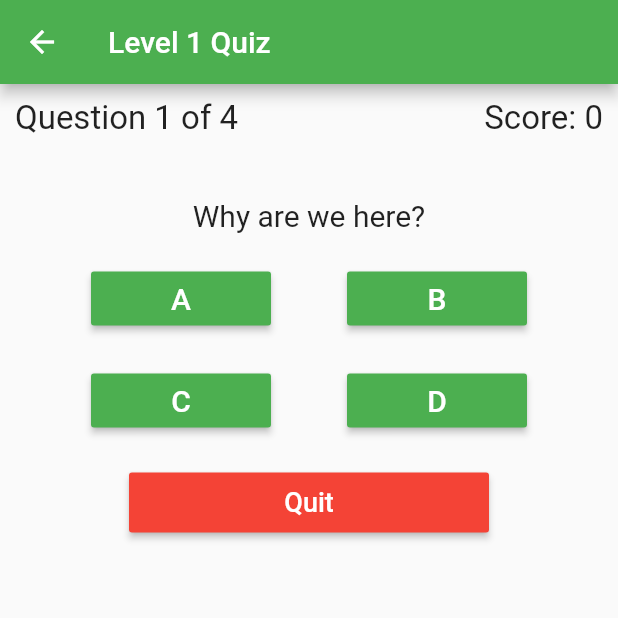
After one commit to JTokos/Bamboo, a Flutter app: the Quiz1 screen opened directly, on a phone screen of 412 x 824 dp, the top half of it. The commit adds this screen. Run offline on Flutter 3.47's test engine with Material 2 defaults, Android fonts, the phone set to English and light mode, and no system bars.

Commit message:
Quiz portion done

```diff
--- a/lib/main.dart
+++ b/lib/main.dart
@@ -1,4 +1,5 @@
 import 'package:flutter/material.dart';
+import 'questionPage.dart';
 import 'readingPage.dart';
 import 'Constants.dart';
 import 'dart:math';
--- /dev/null
+++ b/lib/questionPage.dart
@@ -0,0 +1,244 @@
+import 'package:flutter/foundation.dart';
+import 'package:flutter/material.dart';
+
+class ReadingQuiz {
+  var questions = [
+    "Why are we here?",
+    "Just to suffer?",
+    "Question 3",
+    "Question 4",
+  ];
+
+  var choices = [
+    ["A", "B", "C", "D"],
+    ["Hop", "Step", "Jump", "Duck"],
+    ["Fire", "Earth", "Water", "Air"],
+    ["Help", "Me", "Finish", "This"],
+  ];
+
+  var correctAnswers = ["A", "Step", "Water", "Me"];
+}
+
+var finalScore = 0;
+var questionNumber = 0;
+var quiz = new ReadingQuiz();
+
+class Quiz1 extends StatefulWidget {
+  @override
+  State<StatefulWidget> createState() {
+    return new Quiz1State();
+  }
+}
+
+class Quiz1State extends State<Quiz1> {
+  @override
+  Widget build(BuildContext context) {
+    return new WillPopScope(
+        onWillPop: () async => false,
+        child: Scaffold(
+            appBar: AppBar(
+              title: Text('Level 1 Quiz'),
+            ),
+            body: new Container(
+                margin: const EdgeInsets.all(10.0),
+                alignment: Alignment.topCenter,
+                child: new Column(
+                  children: <Widget>[
+                    new Container(
+                      alignment: Alignment.centerRight,
+                      child: new Row(
+                        mainAxisAlignment: MainAxisAlignment.spaceBetween,
+                        children: <Widget>[
+                          new Text(
+                            "Question ${questionNumber + 1} of ${quiz.questions.length}",
+                            style: new TextStyle(fontSize: 22.0),
+                          ),
+                          new Text(
+                            "Score: $finalScore",
+                            style: new TextStyle(fontSize: 22.0),
+                          ),
+                        ],
+                      ),
+                    ),
+                    new Padding(padding: EdgeInsets.all(20.0)),
+                    new Text(
+                      quiz.questions[questionNumber],
+                      style: new TextStyle(
+                        fontSize: 20.0,
+                      ),
+                    ),
+                    new Padding(padding: EdgeInsets.all(10.0)),
+                    new Row(
+                      mainAxisAlignment: MainAxisAlignment.spaceEvenly,
+                      children: <Widget>[
+                        //button1
+                        new MaterialButton(
+                          minWidth: 120.0,
+                          color: Colors.green,
+                          onPressed: () {
+                            if (quiz.choices[questionNumber][0] ==
+                                quiz.correctAnswers[questionNumber]) {
+                              debugPrint("Correct");
+                              finalScore++;
+                            } else {
+                              debugPrint("Incorrect");
+                            }
+                            updateQuestion();
+                          },
+                          child: new Text(
+                            quiz.choices[questionNumber][0],
+                            style: new TextStyle(
+                                fontSize: 20.0, color: Colors.white),
+                          ),
+                        ),
+
+                        //button2
+                        new MaterialButton(
+                          minWidth: 120.0,
+                          color: Colors.green,
+                          onPressed: () {
+                            if (quiz.choices[questionNumber][1] ==
+                                quiz.correctAnswers[questionNumber]) {
+                              debugPrint("Correct");
+                              finalScore++;
+                            } else {
+                              debugPrint("Incorrect");
+                            }
+                            updateQuestion();
+                          },
+                          child: new Text(
+                            quiz.choices[questionNumber][1],
+                            style: new TextStyle(
+                                fontSize: 20.0, color: Colors.white),
+                          ),
+                        )
+                      ],
+                    ),
+                    new Padding(padding: EdgeInsets.all(10.0)),
+                    new Row(
+                      mainAxisAlignment: MainAxisAlignment.spaceEvenly,
+                      children: <Widget>[
+                        //button3
+                        new MaterialButton(
+                          minWidth: 120.0,
+                          color: Colors.green,
+                          onPressed: () {
+                            if (quiz.choices[questionNumber][2] ==
+                                quiz.correctAnswers[questionNumber]) {
+                              debugPrint("Correct");
+                              finalScore++;
+                            } else {
+                              debugPrint("Incorrect");
+                            }
+                            updateQuestion();
+                          },
+                          child: new Text(
+                            quiz.choices[questionNumber][2],
+                            style: new TextStyle(
+                                fontSize: 20.0, color: Colors.white),
+                          ),
+                        ),
+
+                        //button4
+                        new MaterialButton(
+                          minWidth: 120.0,
+                          color: Colors.green,
+                          onPressed: () {
+                            if (quiz.choices[questionNumber][3] ==
+                                quiz.correctAnswers[questionNumber]) {
+                              debugPrint("Correct");
+                              finalScore++;
+                            } else {
+                              debugPrint("Incorrect");
+                            }
+                            updateQuestion();
+                          },
+                          child: new Text(
+                            quiz.choices[questionNumber][3],
+                            style: new TextStyle(
+                                fontSize: 20.0, color: Colors.white),
+                          ),
+                        )
+                      ],
+                    ),
+                    new Padding(
+                      padding: EdgeInsets.all(10.0),
+                    ),
+
+                    //Quit Button
+                    new Container(
+                      alignment: AlignmentDirectional.bottomCenter,
+                      child: new MaterialButton(
+                        color: Colors.red,
+                        minWidth: 240.0,
+                        height: 40.0,
+                        onPressed: quit,
+                        child: new Text(
+                          "Quit",
+                          style: new TextStyle(
+                              fontSize: 18.0, color: Colors.white),
+                        ),
+                      ),
+                    )
+                  ],
+                ))));
+  }
+
+  void quit() { //goes back to main menu and resets score
+    setState(() {
+      Navigator.popUntil(context, ModalRoute.withName("/"));
+      finalScore = 0;
+      questionNumber = 0;
+    });
+  }
+
+  void updateQuestion() {
+    setState(() {
+      if (questionNumber == quiz.questions.length - 1) {
+        Navigator.push(
+            context,
+            new MaterialPageRoute(
+                builder: (context) => new Summary(score: finalScore)));
+      } else {
+        questionNumber++;
+      }
+    });
+  }
+}
+
+class Summary extends StatelessWidget {
+  final int score;
+  Summary({Key key, @required this.score}) : super(key: key);
+  @override
+  Widget build(BuildContext context) {
+    return new WillPopScope(
+        //disables back button, NO CHEATING ON QUIZ!
+        onWillPop: () async => false,
+        child: Scaffold(
+          body: new Container(
+            alignment: Alignment.center,
+            child: new Column(
+              mainAxisAlignment: MainAxisAlignment.center,
+              children: <Widget>[
+                new Text(
+                  "Final Score: $score",
+                  style: new TextStyle(fontSize: 25.0),
+                ),
+                new Padding(padding: EdgeInsets.all(10.0)),
+                new MaterialButton(
+                    color: Colors.red,
+                    onPressed: () {
+                      questionNumber = 0;
+                      finalScore = 0;
+                      Navigator.popUntil(context, ModalRoute.withName('/'));
+                    },
+                    child: new Text(
+                      "Main Menu",
+                      style: new TextStyle(fontSize: 20.0, color: Colors.white),
+                    ))
+              ],
+            ),
+          ),
+        ));
+  }
+}
```
Also changed, not shown: lib/readingPage.dart (+10 -8 lines).
